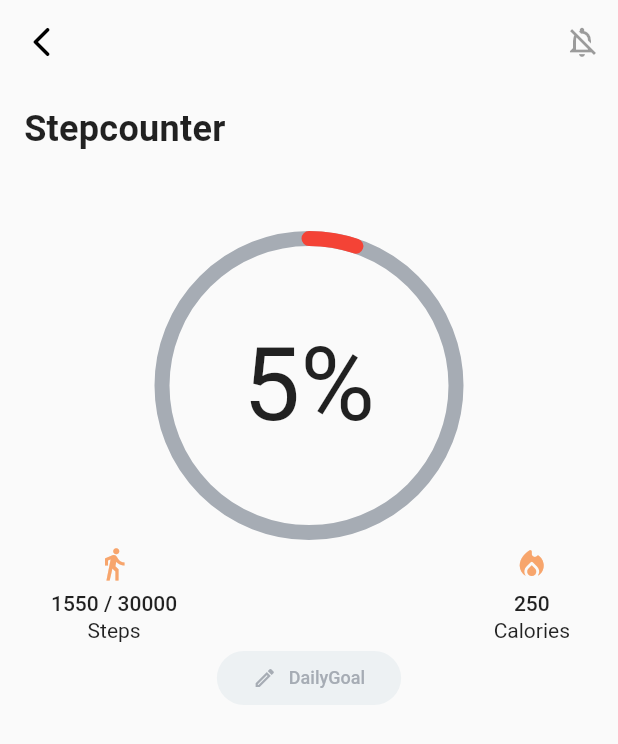
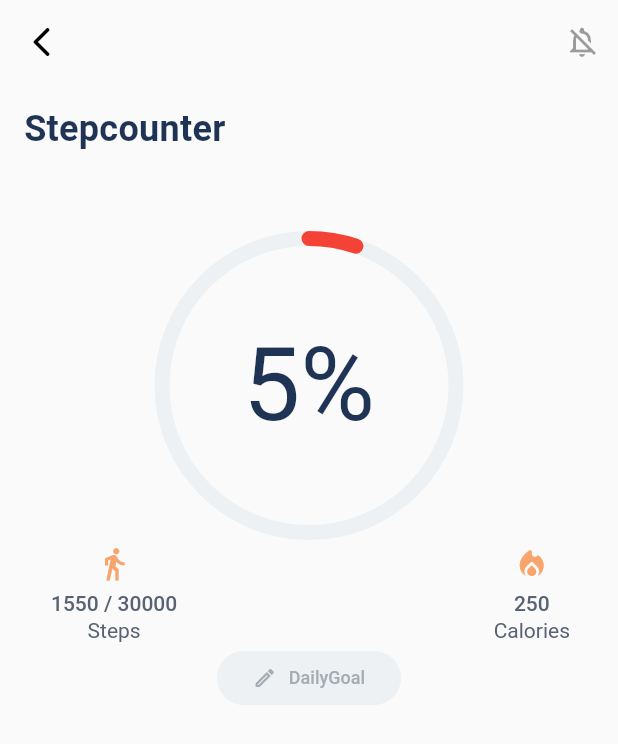
Before and after one commit to Defuera/assignment, a Flutter app: the screen it shows after launch, on a phone screen of 412 x 824 dp. Shown: the top 744 px of the screen. Run offline on Flutter 3.47's test engine with Material 2 defaults, Android fonts, the phone set to English and light mode, and no system bars; drawn by our look-alikes of percent_indicator; our stand-ins replace flutter_bloc, get_it, shared_preferences.

Commit message:
update text colors

```diff
--- a/lib/feature/home_screen.dart
+++ b/lib/feature/home_screen.dart
@@ -50,8 +50,10 @@ class _HomeScreenState extends State<HomeScreen> {
                       children: [
                         Align(
                           alignment: Alignment.centerLeft,
-                          child: Text('Stepcounter',
-                              style: Theme.of(context).textTheme.headline5.copyWith(fontWeight: FontWeight.w600, letterSpacing: 0.2)),
+                          child: Text(
+                            'Stepcounter',
+                            style: Theme.of(context).textTheme.headline5.copyWith(fontWeight: FontWeight.w600, letterSpacing: 0.2, color: FasticColors.darkBlue),
+                          ),
                         ),
                         Padding(
                           padding: const EdgeInsets.only(top: 54.0),
@@ -91,12 +93,12 @@ class _StepsProgressIndicator extends StatelessWidget {
       children: [
         Text(
           '${(percent * 100).toInt()}%', //todo calculate in bloc
-          style: TextStyle(fontSize: 68),
+          style: TextStyle(fontSize: 68, color: FasticColors.darkBlue),
         ),
         CircularPercentIndicator(
           animationDuration: 200,
           lineWidth: 10,
-          backgroundColor: FasticColors.gray,
+          backgroundColor: FasticColors.fadeGray,
           animation: true,
           circularStrokeCap: CircularStrokeCap.round,
           radius: MediaQuery.of(context).size.width / 2,
@@ -128,9 +130,9 @@ class _CounterWidget extends StatelessWidget {
           ),
           Padding(
             padding: const EdgeInsets.all(2.0),
-            child: Text(title, style: Theme.of(context).textTheme.bodyText1),
+            child: Text(title, style: Theme.of(context).textTheme.bodyText1.copyWith(color: FasticColors.softBlue)),
           ),
-          Text(description, style: Theme.of(context).textTheme.bodyText2),
+          Text(description, style: Theme.of(context).textTheme.bodyText2.copyWith(color: FasticColors.softBlue)),
         ],
       ),
     );
```
